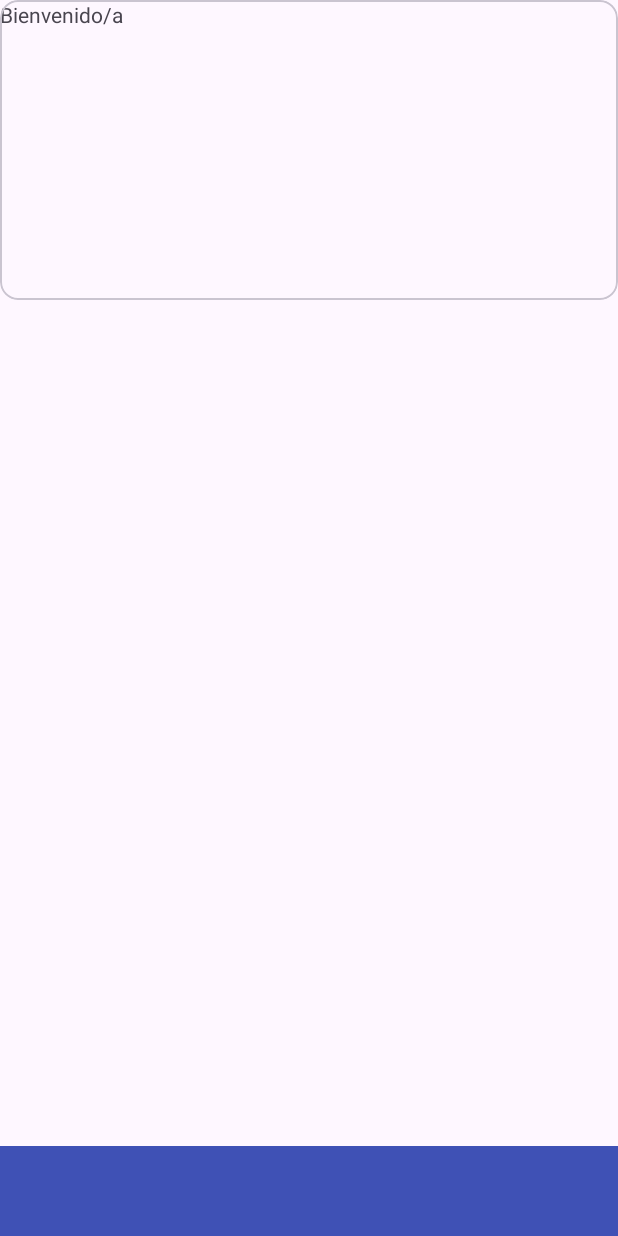
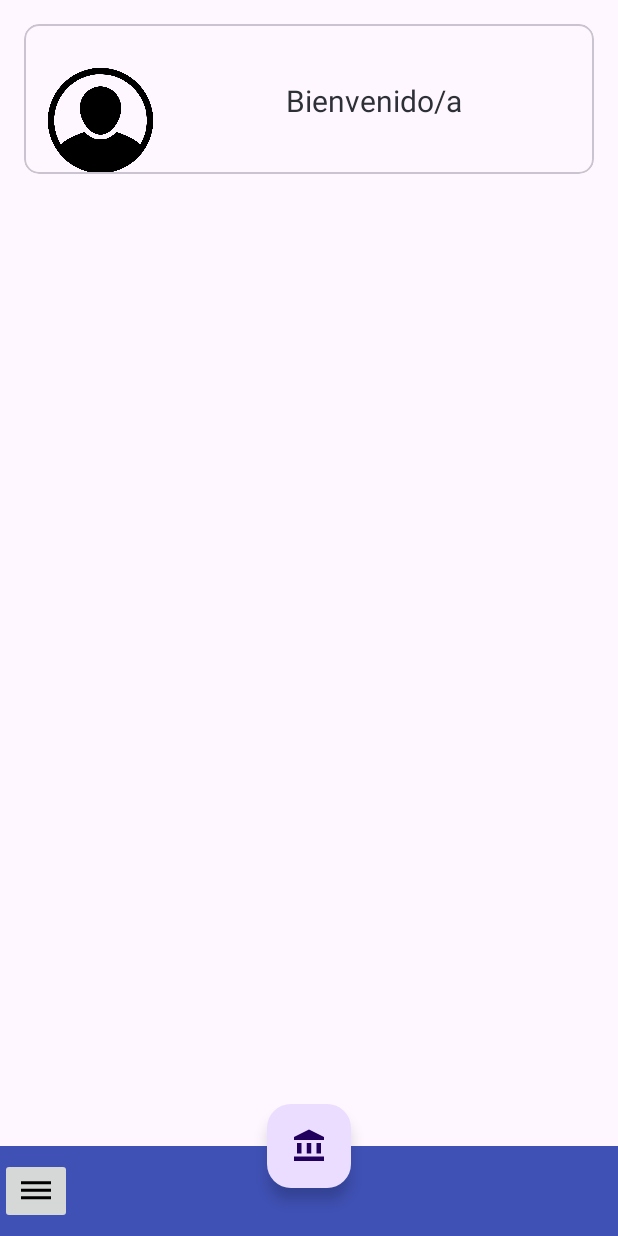
Before and after one commit to ToniRumen/t4a2-Rumen-Toni, an Android app: the layout activity_main.xml on its own in the app's theme, with its tools: preview values and no code run, on a phone screen of 412 x 824 dp. Run offline under Robolectric (Android 15) with nearby library versions, the phone set to English and light mode, and no system bars.

Commit message:
Proyecto al 98%

```diff
--- a/app/build.gradle.kts
+++ b/app/build.gradle.kts
@@ -33,6 +33,14 @@ android {
     kotlinOptions {
         jvmTarget = "1.8"
     }
+
+    buildFeatures {
+        viewBinding = true;
+    }
+
+
+
+
 }
 
 dependencies {
--- a/app/src/main/AndroidManifest.xml
+++ b/app/src/main/AndroidManifest.xml
@@ -13,10 +13,10 @@
         android:theme="@style/Theme.T3a3RumenToni"
         tools:targetApi="31">
         <activity
-            android:name=".LoginActivity"
+            android:name=".MainActivity"
             android:exported="false" />
         <activity
-            android:name=".MainActivity"
+            android:name=".LoginActivity"
             android:exported="true">
             <intent-filter>
                 <action android:name="android.intent.action.MAIN" />
--- a/app/src/main/java/com/example/t3a3_rumen_toni/LoginActivity.kt
+++ b/app/src/main/java/com/example/t3a3_rumen_toni/LoginActivity.kt
@@ -1,16 +1,48 @@
 package com.example.t3a3_rumen_toni
 
+import android.content.Intent
 import android.os.Bundle
 import androidx.activity.enableEdgeToEdge
 import androidx.appcompat.app.AppCompatActivity
 import androidx.core.view.ViewCompat
 import androidx.core.view.WindowInsetsCompat
+import com.example.t3a3_rumen_toni.databinding.ActivityLoginBinding
+
 
 class LoginActivity : AppCompatActivity() {
+
+    private lateinit var binding: ActivityLoginBinding
+
+
     override fun onCreate(savedInstanceState: Bundle?) {
+
+        //Inicializo el binding
+        binding = ActivityLoginBinding.inflate(layoutInflater)
+        setContentView(binding.root)
+
+        //Evento al pulsar botón "Entrar"
+
+        binding.botonEntrar.setOnClickListener {
+
+            //Ahora el intent --> Comunicación entre ficheros
+
+            val intent = Intent(this, MainActivity::class.java)
+
+            intent.putExtra("usuario",binding.textoUsuario.text.toString())
+
+            startActivity(intent)
+        }
+
+        binding.botonSalir.setOnClickListener {
+
+            finishAffinity()
+
+
+        }
+
+
         super.onCreate(savedInstanceState)
         enableEdgeToEdge()
-        setContentView(R.layout.activity_login)
         ViewCompat.setOnApplyWindowInsetsListener(findViewById(R.id.main)) { v, insets ->
             val systemBars = insets.getInsets(WindowInsetsCompat.Type.systemBars())
             v.setPadding(systemBars.left, systemBars.top, systemBars.right, systemBars.bottom)
--- a/app/src/main/java/com/example/t3a3_rumen_toni/MainActivity.kt
+++ b/app/src/main/java/com/example/t3a3_rumen_toni/MainActivity.kt
@@ -5,12 +5,30 @@ import androidx.activity.enableEdgeToEdge
 import androidx.appcompat.app.AppCompatActivity
 import androidx.core.view.ViewCompat
 import androidx.core.view.WindowInsetsCompat
+import com.example.t3a3_rumen_toni.databinding.ActivityLoginBinding
+import com.example.t3a3_rumen_toni.databinding.ActivityMainBinding
 
 class MainActivity : AppCompatActivity() {
+
+    private lateinit var binding: ActivityMainBinding
+
+
     override fun onCreate(savedInstanceState: Bundle?) {
+
+        //Inicializar binding
+        binding = ActivityMainBinding.inflate(layoutInflater)
+        setContentView(binding.root)
+
+        //Recuperar valor
+        val numUsuarioRecibido = intent.getStringExtra("usuario")
+
+        //Mostrar resultado
+        binding.textoBienvenida.text = "Bienvenido/a \n $numUsuarioRecibido"
+
+
         super.onCreate(savedInstanceState)
         enableEdgeToEdge()
-        setContentView(R.layout.activity_main)
+
         ViewCompat.setOnApplyWindowInsetsListener(findViewById(R.id.main)) { v, insets ->
             val systemBars = insets.getInsets(WindowInsetsCompat.Type.systemBars())
             v.setPadding(systemBars.left, systemBars.top, systemBars.right, systemBars.bottom)
--- /dev/null
+++ b/app/src/main/res/drawable/baseline_account_balance_24.xml
@@ -0,0 +1,13 @@
+<vector xmlns:android="http://schemas.android.com/apk/res/android" android:height="24dp" android:tint="#000000" android:viewportHeight="24" android:viewportWidth="24" android:width="24dp">
+
+    <path android:fillColor="@android:color/white" android:pathData="M4,10h3v7h-3z"/>
+
+    <path android:fillColor="@android:color/white" android:pathData="M10.5,10h3v7h-3z"/>
+
+    <path android:fillColor="@android:color/white" android:pathData="M2,19h20v3h-20z"/>
+
+    <path android:fillColor="@android:color/white" android:pathData="M17,10h3v7h-3z"/>
+
+    <path android:fillColor="@android:color/white" android:pathData="M12,1l-10,5l0,2l20,0l0,-2z"/>
+
+</vector>
--- /dev/null
+++ b/app/src/main/res/drawable/baseline_dehaze_24.xml
@@ -0,0 +1,5 @@
+<vector xmlns:android="http://schemas.android.com/apk/res/android" android:height="24dp" android:tint="#000000" android:viewportHeight="24" android:viewportWidth="24" android:width="24dp">
+
+    <path android:fillColor="@android:color/white" android:pathData="M2,15.5v2h20v-2L2,15.5zM2,10.5v2h20v-2L2,10.5zM2,5.5v2h20v-2L2,5.5z"/>
+
+</vector>
--- a/app/src/main/res/layout/activity_login.xml
+++ b/app/src/main/res/layout/activity_login.xml
@@ -43,9 +43,9 @@
         >
 
         <com.google.android.material.textfield.TextInputEditText
+            android:id="@+id/textoUsuario"
             android:layout_width="match_parent"
-            android:layout_height="match_parent"
-            >
+            android:layout_height="match_parent">
 
 
         </com.google.android.material.textfield.TextInputEditText>
--- a/app/src/main/res/layout/activity_main.xml
+++ b/app/src/main/res/layout/activity_main.xml
@@ -8,24 +8,52 @@
     tools:context=".MainActivity">
 
     <com.google.android.material.card.MaterialCardView
+        android:id="@+id/materialCardView2"
         android:layout_width="match_parent"
-        android:layout_height="wrap_content"
-        >
+        android:layout_height="100dp"
+        android:layout_marginStart="16dp"
+        android:layout_marginTop="16dp"
+        android:layout_marginEnd="16dp"
+        app:cardCornerRadius="10dp"
+        app:layout_constraintEnd_toEndOf="parent"
+        app:layout_constraintStart_toStartOf="parent"
+        app:layout_constraintTop_toTopOf="parent">
 
 
-        <com.google.android.material.imageview.ShapeableImageView
-            android:layout_width="69dp"
-            android:layout_height="78dp">
+        <androidx.constraintlayout.widget.ConstraintLayout
+            android:layout_width="match_parent"
+            android:layout_height="101dp"
 
-        </com.google.android.material.imageview.ShapeableImageView>
-
-        <com.google.android.material.textview.MaterialTextView
-            android:layout_width="match_parent"
-            android:layout_height="200dp"
-            android:text="Bienvenido/a">
+            >
 
 
-        </com.google.android.material.textview.MaterialTextView>
+            <com.google.android.material.imageview.ShapeableImageView
+                android:id="@+id/imagen"
+                android:layout_width="70dp"
+                android:layout_height="70dp"
+                android:layout_marginStart="16dp"
+                android:layout_marginBottom="2dp"
+                android:src="@drawable/imagen"
+                app:layout_constraintBottom_toBottomOf="parent"
+                app:layout_constraintStart_toStartOf="parent">
+
+            </com.google.android.material.imageview.ShapeableImageView>
+
+            <TextView
+                android:id="@+id/textoBienvenida"
+                android:layout_width="wrap_content"
+                android:layout_height="wrap_content"
+                android:text="Bienvenido/a"
+                android:textColor="@color/material_dynamic_neutral_variant20"
+                android:textSize="20dp"
+                app:layout_constraintBottom_toBottomOf="parent"
+                app:layout_constraintEnd_toEndOf="parent"
+                app:layout_constraintStart_toEndOf="@+id/imagen"
+                app:layout_constraintTop_toTopOf="parent"
+                app:layout_constraintVertical_bias="0.5">
+
+            </TextView>
+        </androidx.constraintlayout.widget.ConstraintLayout>
 
 
     </com.google.android.material.card.MaterialCardView>
@@ -40,7 +68,25 @@
 
     </com.google.android.material.bottomappbar.BottomAppBar>
 
+    <com.google.android.material.floatingactionbutton.FloatingActionButton
+        android:id="@+id/floatingActionButton"
+        android:layout_width="wrap_content"
+        android:layout_height="wrap_content"
+        android:layout_marginBottom="32dp"
+        android:clickable="true"
+        app:layout_constraintBottom_toBottomOf="parent"
+        app:layout_constraintEnd_toEndOf="parent"
+        app:layout_constraintHorizontal_bias="0.5"
+        app:layout_constraintStart_toStartOf="parent"
+        app:srcCompat="@drawable/baseline_account_balance_24" />
 
+    <ImageButton
+        android:id="@+id/imageButton"
+        android:layout_width="wrap_content"
+        android:layout_height="wrap_content"
+        android:layout_marginBottom="8dp"
+        android:src="@drawable/baseline_dehaze_24"
+        app:layout_constraintBottom_toBottomOf="parent" />
 
 
 </androidx.constraintlayout.widget.ConstraintLayout>
```
Also changed, not shown: app/src/main/res/drawable/imagen.png (added).
